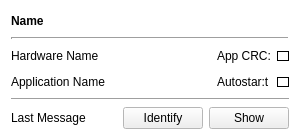
Old version of the form pc/BusConfigurator/busManager/busDeviceWidget.ui in the repository ChristianMarty/RoomBus.
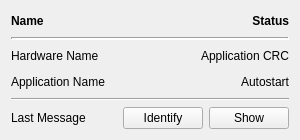
New version of the form.

What changed in the file:
```diff
--- a/pc/BusConfigurator/busManager/busDeviceWidget.ui
+++ b/pc/BusConfigurator/busManager/busDeviceWidget.ui
@@ -10,49 +10,6 @@
     <height>140</height>
    </rect>
   </property>
-  <property name="palette">
-   <palette>
-    <active>
-     <colorrole role="Window">
-      <brush brushstyle="SolidPattern">
-       <color alpha="255">
-        <red>255</red>
-        <green>255</green>
-        <blue>255</blue>
-       </color>
-      </brush>
-     </colorrole>
-    </active>
-    <inactive>
-     <colorrole role="Window">
-      <brush brushstyle="SolidPattern">
-       <color alpha="255">
-        <red>255</red>
-        <green>255</green>
-        <blue>255</blue>
-       </color>
-      </brush>
-     </colorrole>
-    </inactive>
-    <disabled>
-     <colorrole role="Window">
-      <brush brushstyle="SolidPattern">
-       <color alpha="255">
-        <red>255</red>
-        <green>255</green>
-        <blue>255</blue>
-       </color>
-      </brush>
-     </colorrole>
-    </disabled>
-   </palette>
-  </property>
-  <property name="windowTitle">
-   <string>Form</string>
-  </property>
-  <property name="autoFillBackground">
-   <bool>true</bool>
-  </property>
   <layout class="QVBoxLayout" name="verticalLayout">
    <item>
     <layout class="QHBoxLayout" name="horizontalLayout">
@@ -76,7 +33,7 @@
         </font>
        </property>
        <property name="text">
-        <string/>
+        <string>Status</string>
        </property>
        <property name="alignment">
         <set>Qt::AlignRight|Qt::AlignTrailing|Qt::AlignVCenter</set>
@@ -97,55 +54,6 @@
    </item>
    <item>
     <layout class="QGridLayout" name="gridLayout_2">
-     <item row="0" column="3">
-      <widget class="QLabel" name="appCrcStatus">
-       <property name="minimumSize">
-        <size>
-         <width>12</width>
-         <height>10</height>
-        </size>
-       </property>
-       <property name="maximumSize">
-        <size>
-         <width>12</width>
-         <height>10</height>
-        </size>
-       </property>
-       <property name="autoFillBackground">
-        <bool>true</bool>
-       </property>
-       <property name="frameShape">
-        <enum>QFrame::Panel</enum>
-       </property>
-       <property name="text">
-        <string/>
-       </property>
-       <property name="textFormat">
-        <enum>Qt::AutoText</enum>
-       </property>
-      </widget>
-     </item>
-     <item row="1" column="0">
-      <widget class="QLabel" name="applicationNameLabel">
-       <property name="text">
-        <string>Application Name</string>
-       </property>
-      </widget>
-     </item>
-     <item row="0" column="2">
-      <widget class="QLabel" name="label_2">
-       <property name="text">
-        <string>App CRC:</string>
-       </property>
-      </widget>
-     </item>
-     <item row="0" column="0">
-      <widget class="QLabel" name="hardwareNameLabel">
-       <property name="text">
-        <string>Hardware Name</string>
-       </property>
-      </widget>
-     </item>
      <item row="0" column="1">
       <spacer name="horizontalSpacer_3">
        <property name="orientation">
@@ -162,29 +70,34 @@
      <item row="1" column="2">
       <widget class="QLabel" name="label_3">
        <property name="text">
-        <string>Autostar:t</string>
+        <string>Autostart</string>
        </property>
+       <property name="alignment">
+        <set>Qt::AlignRight|Qt::AlignTrailing|Qt::AlignVCenter</set>
+       </property>
       </widget>
      </item>
-     <item row="1" column="3">
-      <widget class="QLabel" name="appRunStartupStatus">
-       <property name="minimumSize">
-        <size>
-         <width>12</width>
-         <height>10</height>
-        </size>
+     <item row="1" column="0">
+      <widget class="QLabel" name="applicationNameLabel">
+       <property name="text">
+        <string>Application Name</string>
        </property>
-       <property name="maximumSize">
-        <size>
-         <width>12</width>
-         <height>10</height>
-        </size>
+      </widget>
+     </item>
+     <item row="0" column="2">
+      <widget class="QLabel" name="label_applicationCRC">
+       <property name="text">
+        <string>Application CRC</string>
        </property>
-       <property name="frameShape">
-        <enum>QFrame::Panel</enum>
+       <property name="alignment">
+        <set>Qt::AlignRight|Qt::AlignTrailing|Qt::AlignVCenter</set>
        </property>
+      </widget>
+     </item>
+     <item row="0" column="0">
+      <widget class="QLabel" name="hardwareNameLabel">
        <property name="text">
-        <string/>
+        <string>Hardware Name</string>
        </property>
       </widget>
      </item>
```
Left out of the diff: 6 changed lines with no effect on the pictures.
